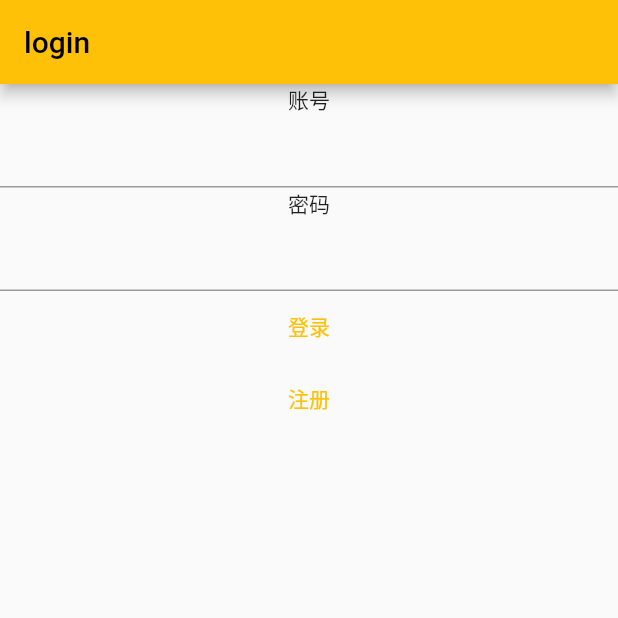
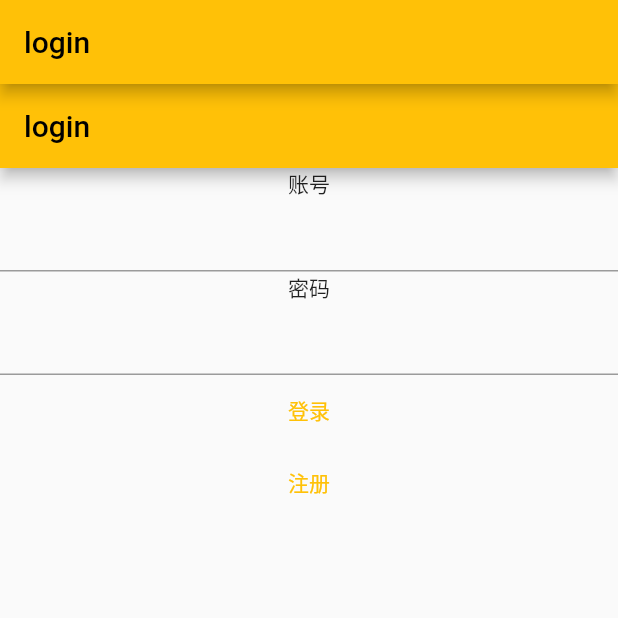
Before and after one commit to fcrab/FccHomeApp, a Flutter app: the screen it shows after launch, after a tap on "登录", on a phone screen of 412 x 824 dp, the top half of it. Run offline on Flutter 3.47's test engine with Material 2 defaults, Android fonts, the phone set to English and light mode, and no system bars; our stand-ins replace dio, image_picker, shared_preferences; missing offline and left inert: simple_fontellico_progress_dialog; accounts and stored records are empty; network calls fail.

Commit message:
dev fix: merge code

```diff
--- a/fcc_home/lib/auth_page.dart
+++ b/fcc_home/lib/auth_page.dart
@@ -2,7 +2,9 @@ import 'dart:convert';
 
 import 'package:fcc_home/entity/login_info.dart';
 import 'package:fcc_home/net_client.dart';
+import 'package:fcc_home/vm/auth_vm.dart';
 import 'package:flutter/material.dart';
+import 'package:provider/provider.dart';
 import 'package:simple_fontellico_progress_dialog/simple_fontico_loading.dart';
 
 import 'home_global.dart';
@@ -11,7 +13,31 @@ import 'home_global.dart';
  * user auth
  */
 class AuthPage extends StatefulWidget {
-  const AuthPage({Key? key}) : super(key: key);
+  var vm = AuthVM();
+
+  AuthPage({Key? key}) : super(key: key);
+
+  Future<void> loginAction(String name, String password,
+      void Function(String state) callback) async {
+    try {
+      await vm.sendLogin(name, password);
+    } catch (exp) {
+      print(exp);
+    } finally {
+      callback("");
+    }
+  }
+
+  Future<void> registerAction(String name, String password,
+      void Function(String state) callback) async {
+    try {
+      await vm.sendLogin(name, password);
+    } catch (exp) {
+      print(exp);
+    } finally {
+      callback("");
+    }
+  }
 
   @override
   State createState() {
@@ -20,6 +46,30 @@ class AuthPage extends StatefulWidget {
 }
 
 class AuthPageState extends State<AuthPage> {
+  @override
+  Widget build(BuildContext context) {
+    return Scaffold(
+      appBar: AppBar(title: const Text("login")),
+      body: Provider<LoginInfo>(
+        create: (context) => widget.vm.loginInfo,
+        child: AuthPageBody(login: widget.loginAction),
+      ),
+    );
+  }
+}
+
+class AuthPageBody extends StatefulWidget {
+  AuthPageBody({required this.login});
+
+  Function login;
+
+  @override
+  State<StatefulWidget> createState() {
+    return AuthPageBodyState();
+  }
+}
+
+class AuthPageBodyState extends State<AuthPageBody> {
   late TextEditingController authNameCtrl;
   late TextEditingController authPswCtrl;
 
@@ -31,7 +81,7 @@ class AuthPageState extends State<AuthPage> {
     try {
       _progressDialog.show(message: "请稍后");
       var loginStr =
-          await client.postLogin(authNameCtrl.text, authPswCtrl.text);
+      await client.postLogin(authNameCtrl.text, authPswCtrl.text);
       if (loginStr != null) {
         Map<String, dynamic> jsonObj = json.decode(loginStr);
         var loginInfo = LoginInfo.fromJson(jsonObj);
@@ -49,6 +99,11 @@ class AuthPageState extends State<AuthPage> {
     } finally {
       _progressDialog.hide();
     }
+
+    _progressDialog.show(message: "请稍候");
+    widget.login(
+        authNameCtrl.text, authPswCtrl.text, () => {_progressDialog.hide()});
+
     //todo if get token then jump into homepage
     setState(() {});
   }
```
